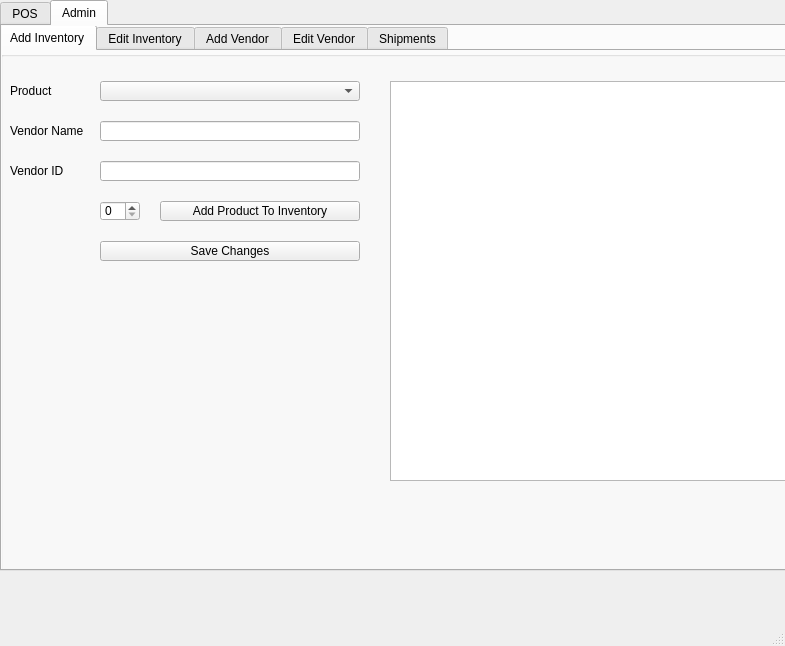
Old version of the form videoGameStore.ui in the repository CherishedZero/TermProject.
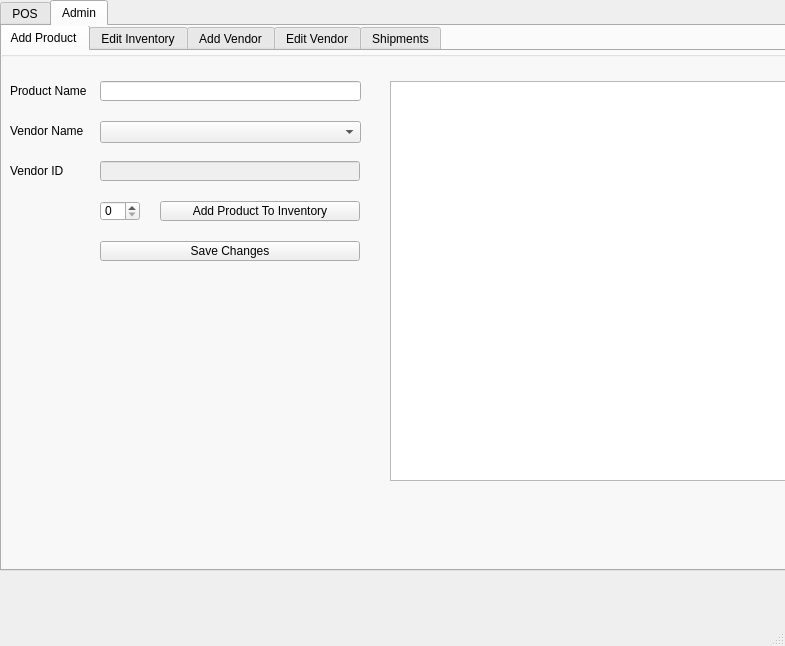
New version of the form.

Commit message: Changed add inventory tab name to add product and changed how it works

```diff
--- a/videoGameStore.ui
+++ b/videoGameStore.ui
@@ -700,7 +700,7 @@
       </property>
       <widget class="QWidget" name="addInventoryTab">
        <attribute name="title">
-        <string>Add Inventory</string>
+        <string>Add Product</string>
        </attribute>
        <widget class="QGroupBox" name="addInventoryGroupBox">
         <property name="geometry">
@@ -719,12 +719,12 @@
           <rect>
            <x>10</x>
            <y>30</y>
-           <width>60</width>
+           <width>81</width>
            <height>20</height>
           </rect>
          </property>
          <property name="text">
-          <string>Product</string>
+          <string>Product Name</string>
          </property>
         </widget>
         <widget class="QLabel" name="label_20">
@@ -740,26 +740,10 @@
           <string>Vendor Name</string>
          </property>
         </widget>
-        <widget class="QLineEdit" name="nameLineEditAddInventoryTab">
-         <property name="geometry">
-          <rect>
-           <x>100</x>
-           <y>70</y>
-           <width>260</width>
-           <height>20</height>
-          </rect>
+        <widget class="QLineEdit" name="vendorIdLineEditAddProductTab">
+         <property name="enabled">
+          <bool>false</bool>
          </property>
-         <property name="minimumSize">
-          <size>
-           <width>0</width>
-           <height>20</height>
-          </size>
-         </property>
-         <property name="readOnly">
-          <bool>true</bool>
-         </property>
-        </widget>
-        <widget class="QLineEdit" name="vendorIdLineEditAddInventoryTab">
          <property name="geometry">
           <rect>
            <x>100</x>
@@ -798,17 +782,7 @@
           <string>Save Changes</string>
          </property>
         </widget>
-        <widget class="QComboBox" name="productComboBoxAddInventoryTab">
-         <property name="geometry">
-          <rect>
-           <x>100</x>
-           <y>30</y>
-           <width>260</width>
-           <height>20</height>
-          </rect>
-         </property>
-        </widget>
-        <widget class="QSpinBox" name="productNumberSpinBoxAddInventoryTab">
+        <widget class="QSpinBox" name="productNumberSpinBoxAddProductTab">
          <property name="geometry">
           <rect>
            <x>100</x>
@@ -854,6 +828,26 @@
           <string/>
          </property>
         </widget>
+        <widget class="QLineEdit" name="productNameLineEditAddProductTab">
+         <property name="geometry">
+          <rect>
+           <x>100</x>
+           <y>30</y>
+           <width>261</width>
+           <height>20</height>
+          </rect>
+         </property>
+        </widget>
+        <widget class="QComboBox" name="vendorNameComboBoxAddProductTab">
+         <property name="geometry">
+          <rect>
+           <x>100</x>
+           <y>70</y>
+           <width>261</width>
+           <height>22</height>
+          </rect>
+         </property>
+        </widget>
        </widget>
       </widget>
       <widget class="QWidget" name="editInventoryTab">
```
Left out of the diff: 6 changed lines with no effect on the pictures.
